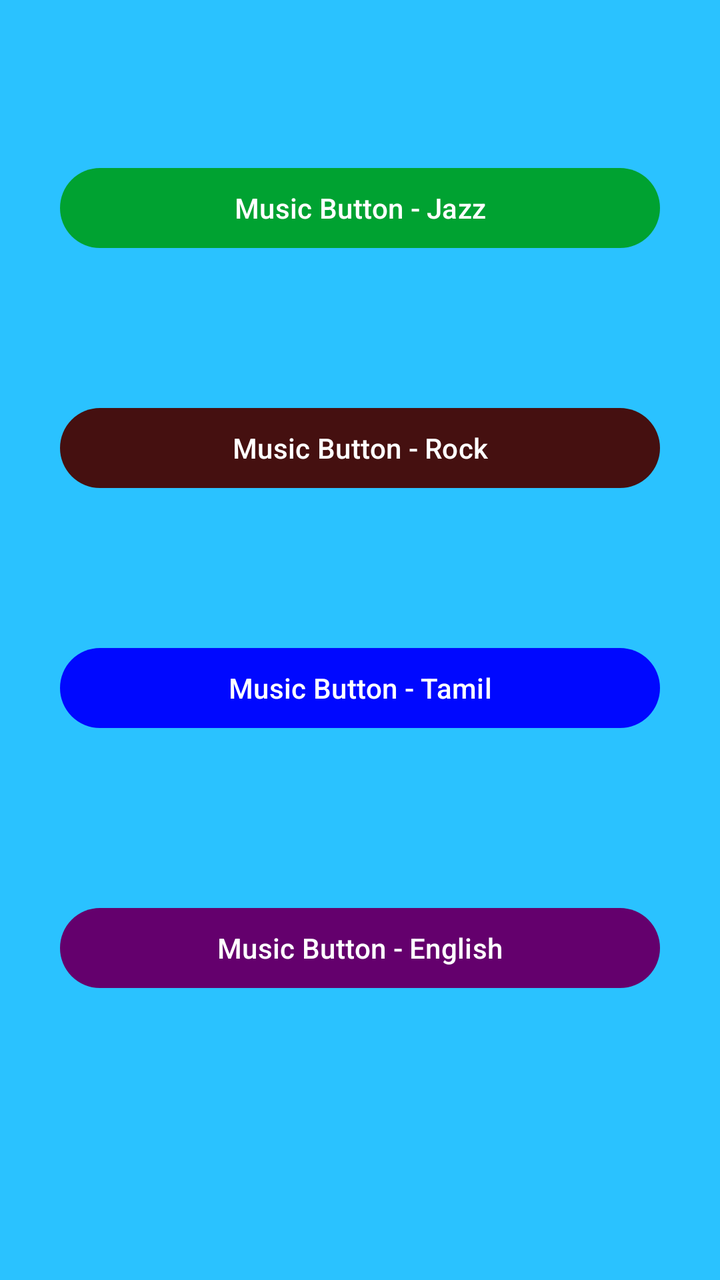
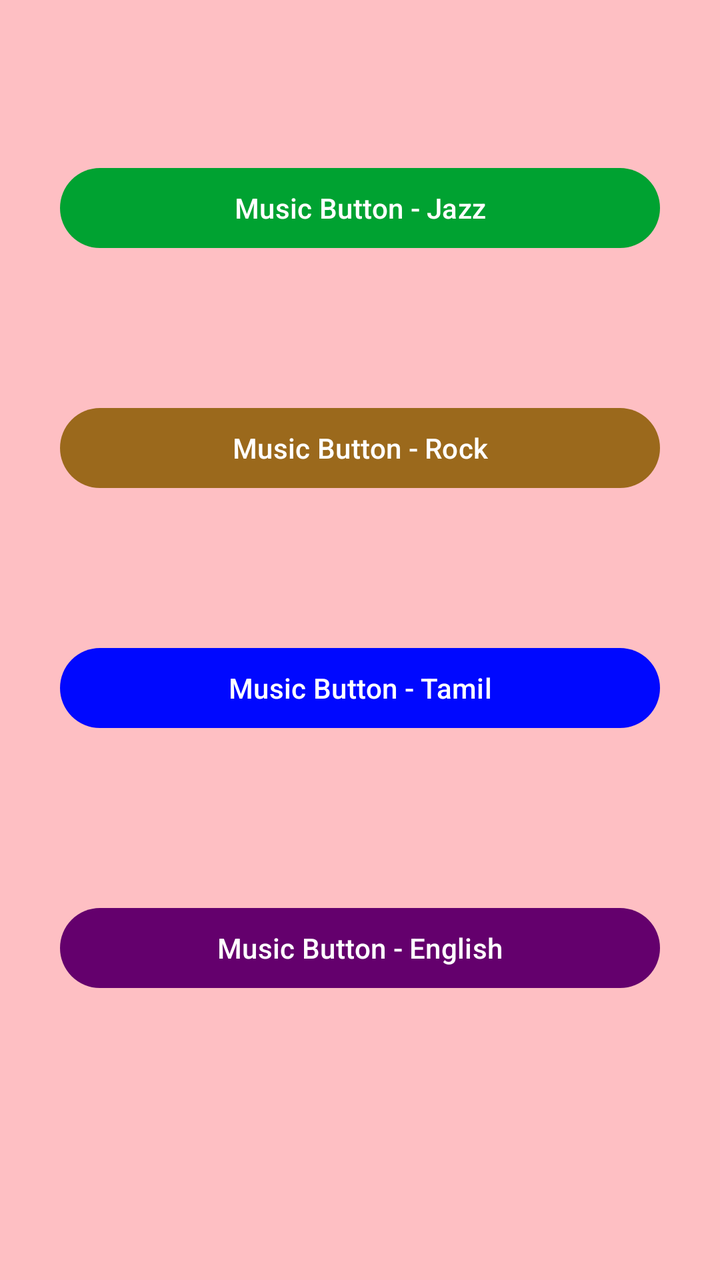

Before-and-after screenshots of an Android layout around one commit, followed by the original layout XML and the change that was made.
<!-- AndroidManifest.xml: application theme Theme.Btn_notify -->
<!-- res/layout/activity_main.xml -->
<?xml version="1.0" encoding="utf-8"?>
<androidx.constraintlayout.widget.ConstraintLayout xmlns:android="http://schemas.android.com/apk/res/android"
    xmlns:app="http://schemas.android.com/apk/res-auto"
    xmlns:tools="http://schemas.android.com/tools"
    android:id="@+id/main"
    android:layout_width="match_parent"
    android:layout_height="match_parent"
    android:background="#2AC2FF"
    tools:context=".MainActivity">

    <com.google.android.material.button.MaterialButton
        android:id="@+id/musicButton"
        android:layout_width="300dp"
        android:layout_height="wrap_content"
        android:text="@string/m1"
        android:textColor="@color/white"
        app:backgroundTint="#00A231"
        app:layout_constraintEnd_toEndOf="parent"
        app:layout_constraintStart_toStartOf="parent"
        app:layout_constraintTop_toTopOf="parent"
        android:layout_marginTop="80dp"
        app:rippleColor="@color/black"/>

    <com.google.android.material.button.MaterialButton
        android:id="@+id/musicButton1"
        android:layout_width="300dp"
        android:layout_height="wrap_content"
        app:layout_constraintEnd_toEndOf="parent"
        app:layout_constraintStart_toStartOf="parent"
        app:layout_constraintTop_toTopOf="parent"
        android:layout_marginTop="200dp"
        android:text="@string/m2"
        android:textColor="@color/white"
        app:backgroundTint="#451010"
        app:rippleColor="@color/black"/>

    <com.google.android.material.button.MaterialButton
        android:id="@+id/musicButton2"
        android:layout_width="300dp"
        android:layout_height="wrap_content"
        android:text="@string/m3"
        android:textColor="@color/white"
        app:layout_constraintEnd_toEndOf="parent"
        app:layout_constraintStart_toStartOf="parent"
        app:layout_constraintTop_toTopOf="parent"
        android:layout_marginTop="320dp"
        app:backgroundTint="#0008FF"
        app:rippleColor="@color/black"/>

    <com.google.android.material.button.MaterialButton
        android:id="@+id/musicButton3"
        android:layout_width="300dp"
        android:layout_height="wrap_content"
        android:text="@string/m4"
        android:textColor="@color/white"
        app:layout_constraintEnd_toEndOf="parent"
        app:layout_constraintStart_toStartOf="parent"
        app:layout_constraintTop_toTopOf="parent"
        android:layout_marginTop="450dp"
        app:backgroundTint="#64006D"
        app:rippleColor="@color/black"/>

    <com.google.android.material.button.MaterialButton
        android:id="@+id/stopButton"
        android:layout_width="300dp"
        android:layout_height="wrap_content"
        android:text="@string/stop"
        android:textColor="@color/white"
        app:layout_constraintEnd_toEndOf="parent"
        app:layout_constraintStart_toStartOf="parent"
        app:layout_constraintTop_toTopOf="parent"
        android:layout_marginTop="700dp"
        app:backgroundTint="#FF0000"
        app:rippleColor="@color/white"/>

</androidx.constraintlayout.widget.ConstraintLayout>
<!-- resources referenced by this layout -->
<resources>
  <color name="black">#FF000000</color>
  <color name="white">#FFFFFFFF</color>
  <string name="m1">Music Button - Jazz</string>
  <string name="m2">Music Button - Rock</string>
  <string name="m3">Music Button - Tamil</string>
  <string name="m4">Music Button - English</string>
  <string name="stop">Stop</string>
  <style name="Theme.Btn_notify" parent="Base.Theme.Btn_notify" />
  <style name="Base.Theme.Btn_notify" parent="Theme.Material3.DayNight.NoActionBar">
          
          
      </style>
</resources>

<!-- the commit's change to res/layout/activity_main.xml (unified diff, before → after) -->
@@ -5,7 +5,7 @@
     android:id="@+id/main"
     android:layout_width="match_parent"
     android:layout_height="match_parent"
-    android:background="#2AC2FF"
+    android:background="#84FF8C8C"
     tools:context=".MainActivity">
 
     <com.google.android.material.button.MaterialButton
@@ -31,7 +31,7 @@
         android:layout_marginTop="200dp"
         android:text="@string/m2"
         android:textColor="@color/white"
-        app:backgroundTint="#451010"
+        app:backgroundTint="#9B691C"
         app:rippleColor="@color/black"/>
 
     <com.google.android.material.button.MaterialButton
